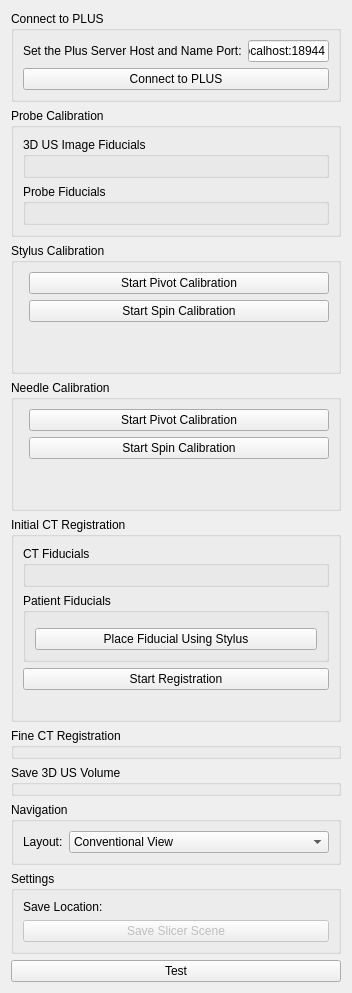
This is WobblerInterventionNavigation/LiverBiopsy/Resources/UI/LiverBiopsy.ui in ASchonewille/3DUSGuidedIntervention as Qt 5 draws it before an edit. The edited form follows.
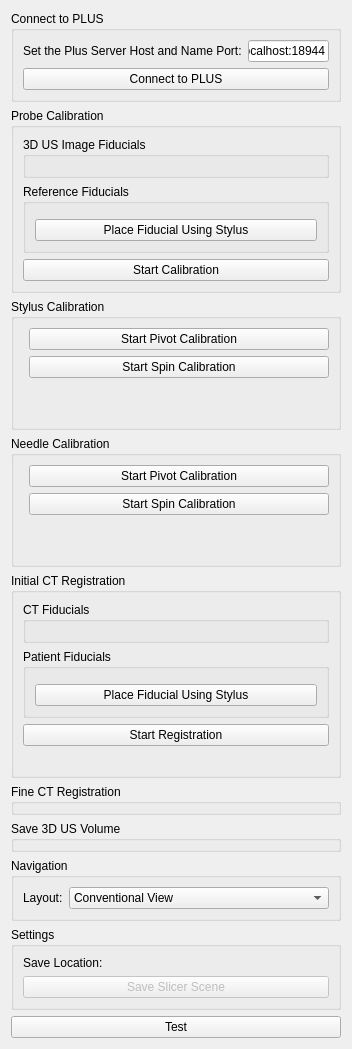
This is the edited form. Custom widgets are drawn as their Qt base class.

What changed in the file:
```diff
--- a/WobblerInterventionNavigation/LiverBiopsy/Resources/UI/LiverBiopsy.ui
+++ b/WobblerInterventionNavigation/LiverBiopsy/Resources/UI/LiverBiopsy.ui
@@ -7,7 +7,7 @@
     <x>0</x>
     <y>0</y>
     <width>352</width>
-    <height>827</height>
+    <height>999</height>
    </rect>
   </property>
   <property name="acceptDrops">
@@ -74,15 +74,33 @@
       <item row="1" column="0" colspan="2">
        <widget class="ctkCollapsibleGroupBox" name="CollapsibleGroupBox_2">
         <property name="title">
-         <string>Probe Fiducials</string>
+         <string>Reference Fiducials</string>
         </property>
         <layout class="QFormLayout" name="formLayout_8">
          <item row="0" column="0" colspan="2">
-          <widget class="qSlicerSimpleMarkupsWidget" name="SimpleMarkupsWidget_2"/>
+          <widget class="qSlicerSimpleMarkupsWidget" name="toProbeFiducialWidget">
+           <property name="nodeSelectorVisible">
+            <bool>false</bool>
+           </property>
+          </widget>
+         </item>
+         <item row="1" column="0" colspan="2">
+          <widget class="QPushButton" name="placeToProbeFiducialButton">
+           <property name="text">
+            <string>Place Fiducial Using Stylus</string>
+           </property>
+          </widget>
          </item>
         </layout>
        </widget>
       </item>
+      <item row="2" column="0" colspan="2">
+       <widget class="QPushButton" name="calibrate3DUSProbe">
+        <property name="text">
+         <string>Start Calibration</string>
+        </property>
+       </widget>
+      </item>
      </layout>
     </widget>
    </item>
```
Left out of the diff: 6 changed lines with no effect on the pictures.
